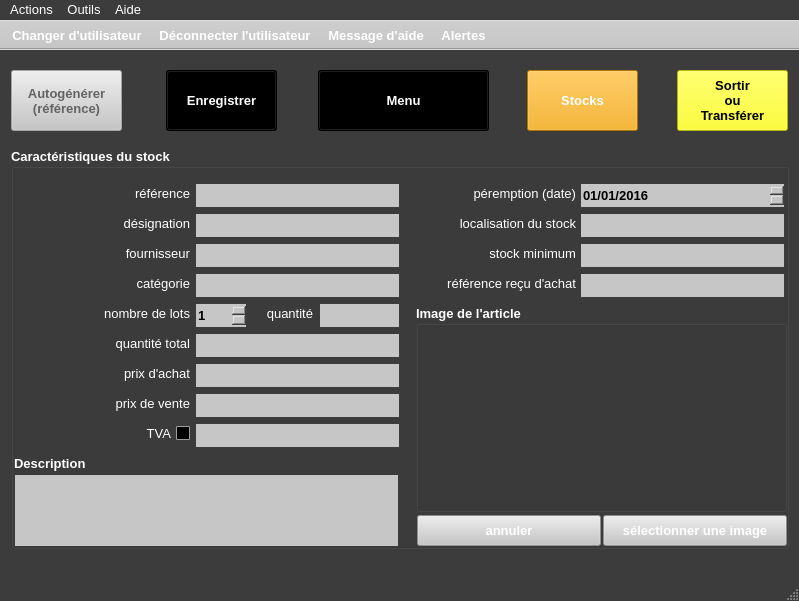
This is ui/yeroth-erp-entrer-window.ui in xnoumbissinoundou/yeroth-erp-3.0 as Qt 5 draws it before an edit. The edited form follows.
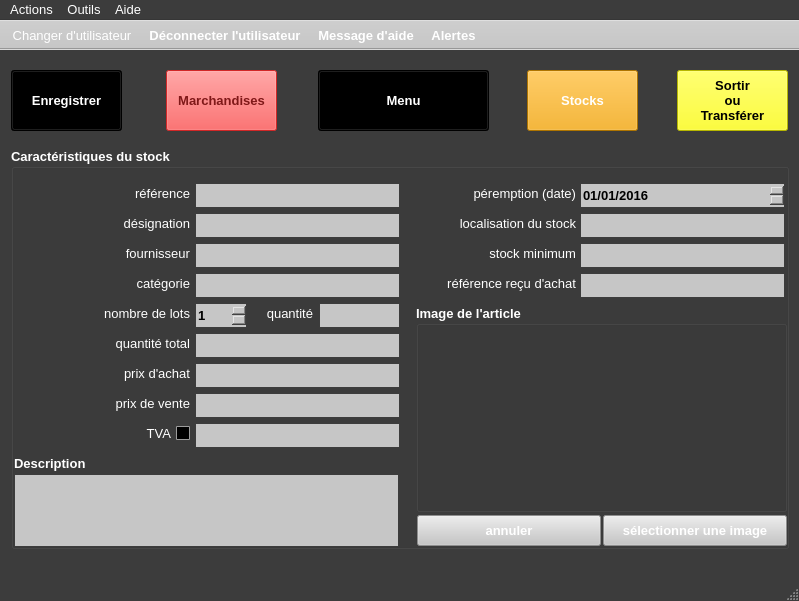
This is the edited form. Icons and pictures are not drawn. Custom widgets are drawn as their Qt base class.

Commit message: On branch master 	modified:   bin/yeroth-erp-3-0_english.qm 	modified:   src/windows/yeroth-erp-entrer-window.cpp 	modified:   src/windows/yeroth-erp-entrer-window.hpp 	modified:   src/windows/yeroth-erp-stock-detail-window.cpp 	modified:   src/windows/yeroth-erp-stock-detail-window.hpp 	modified:   src/windows/yeroth-erp-stocks-window.cpp 	modified:   ui/yeroth-erp-entrer-window.ui 	modified:   ui/yeroth-erp-stock-detail-window.ui 	modified:   yeroth-erp-3-0_english.ts

Patch:
```diff
--- a/ui/yeroth-erp-entrer-window.ui
+++ b/ui/yeroth-erp-entrer-window.ui
@@ -440,450 +440,10 @@
    <locale language="French" country="France"/>
   </property>
   <widget class="QWidget" name="centralwidget_entrerWindow">
-   <widget class="YerothPushButton" name="pushButton_autogenerer_codebar">
-    <property name="enabled">
-     <bool>false</bool>
-    </property>
-    <property name="geometry">
-     <rect>
-      <x>11</x>
-      <y>20</y>
-      <width>111</width>
-      <height>61</height>
-     </rect>
-    </property>
-    <property name="palette">
-     <palette>
-      <active>
-       <colorrole role="WindowText">
-        <brush brushstyle="SolidPattern">
-         <color alpha="255">
-          <red>255</red>
-          <green>255</green>
-          <blue>255</blue>
-         </color>
-        </brush>
-       </colorrole>
-       <colorrole role="Button">
-        <brush brushstyle="SolidPattern">
-         <color alpha="255">
-          <red>198</red>
-          <green>198</green>
-          <blue>198</blue>
-         </color>
-        </brush>
-       </colorrole>
-       <colorrole role="Light">
-        <brush brushstyle="SolidPattern">
-         <color alpha="255">
-          <red>255</red>
-          <green>255</green>
-          <blue>255</blue>
-         </color>
-        </brush>
-       </colorrole>
-       <colorrole role="Midlight">
-        <brush brushstyle="SolidPattern">
-         <color alpha="255">
-          <red>226</red>
-          <green>226</green>
-          <blue>226</blue>
-         </color>
-        </brush>
-       </colorrole>
-       <colorrole role="Dark">
-        <brush brushstyle="SolidPattern">
-         <color alpha="255">
-          <red>99</red>
-          <green>99</green>
-          <blue>99</blue>
-         </color>
-        </brush>
-       </colorrole>
-       <colorrole role="Mid">
-        <brush brushstyle="SolidPattern">
-         <color alpha="255">
-          <red>132</red>
-          <green>132</green>
-          <blue>132</blue>
-         </color>
-        </brush>
-       </colorrole>
-       <colorrole role="Text">
-        <brush brushstyle="SolidPattern">
-         <color alpha="255">
-          <red>255</red>
-          <green>255</green>
-          <blue>255</blue>
-         </color>
-        </brush>
-       </colorrole>
-       <colorrole role="BrightText">
-        <brush brushstyle="SolidPattern">
-         <color alpha="255">
-          <red>255</red>
-          <green>255</green>
-          <blue>255</blue>
-         </color>
-        </brush>
-       </colorrole>
-       <colorrole role="ButtonText">
-        <brush brushstyle="SolidPattern">
-         <color alpha="255">
-          <red>255</red>
-          <green>255</green>
-          <blue>255</blue>
-         </color>
-        </brush>
-       </colorrole>
-       <colorrole role="Base">
-        <brush brushstyle="SolidPattern">
-         <color alpha="255">
-          <red>255</red>
-          <green>255</green>
-          <blue>255</blue>
-         </color>
-        </brush>
-       </colorrole>
-       <colorrole role="Window">
-        <brush brushstyle="SolidPattern">
-         <color alpha="255">
-          <red>198</red>
-          <green>198</green>
-          <blue>198</blue>
-         </color>
-        </brush>
-       </colorrole>
-       <colorrole role="Shadow">
-        <brush brushstyle="SolidPattern">
-         <color alpha="255">
-          <red>0</red>
-          <green>0</green>
-          <blue>0</blue>
-         </color>
-        </brush>
-       </colorrole>
-       <colorrole role="AlternateBase">
-        <brush brushstyle="SolidPattern">
-         <color alpha="255">
-          <red>226</red>
-          <green>226</green>
-          <blue>226</blue>
-         </color>
-        </brush>
-       </colorrole>
-       <colorrole role="ToolTipBase">
-        <brush brushstyle="SolidPattern">
-         <color alpha="255">
-          <red>255</red>
-          <green>255</green>
-          <blue>220</blue>
-         </color>
-        </brush>
-       </colorrole>
-       <colorrole role="ToolTipText">
-        <brush brushstyle="SolidPattern">
-         <color alpha="255">
-          <red>0</red>
-          <green>0</green>
-          <blue>0</blue>
-         </color>
-        </brush>
-       </colorrole>
-      </active>
-      <inactive>
-       <colorrole role="WindowText">
-        <brush brushstyle="SolidPattern">
-         <color alpha="255">
-          <red>255</red>
-          <green>255</green>
-          <blue>255</blue>
-         </color>
-        </brush>
-       </colorrole>
-       <colorrole role="Button">
-        <brush brushstyle="SolidPattern">
-         <color alpha="255">
-          <red>198</red>
-          <green>198</green>
-          <blue>198</blue>
-         </color>
-        </brush>
-       </colorrole>
-       <colorrole role="Light">
-        <brush brushstyle="SolidPattern">
-         <color alpha="255">
-          <red>255</red>
-          <green>255</green>
-          <blue>255</blue>
-         </color>
-        </brush>
-       </colorrole>
-       <colorrole role="Midlight">
-        <brush brushstyle="SolidPattern">
-         <color alpha="255">
-          <red>226</red>
-          <green>226</green>
-          <blue>226</blue>
-         </color>
-        </brush>
-       </colorrole>
-       <colorrole role="Dark">
-        <brush brushstyle="SolidPattern">
-         <color alpha="255">
-          <red>99</red>
-          <green>99</green>
-          <blue>99</blue>
-         </color>
-        </brush>
-       </colorrole>
-       <colorrole role="Mid">
-        <brush brushstyle="SolidPattern">
-         <color alpha="255">
-          <red>132</red>
-          <green>132</green>
-          <blue>132</blue>
-         </color>
-        </brush>
-       </colorrole>
-       <colorrole role="Text">
-        <brush brushstyle="SolidPattern">
-         <color alpha="255">
-          <red>255</red>
-          <green>255</green>
-          <blue>255</blue>
-         </color>
-        </brush>
-       </colorrole>
-       <colorrole role="BrightText">
-        <brush brushstyle="SolidPattern">
-         <color alpha="255">
-          <red>255</red>
-          <green>255</green>
-          <blue>255</blue>
-         </color>
-        </brush>
-       </colorrole>
-       <colorrole role="ButtonText">
-        <brush brushstyle="SolidPattern">
-         <color alpha="255">
-          <red>255</red>
-          <green>255</green>
-          <blue>255</blue>
-         </color>
-        </brush>
-       </colorrole>
-       <colorrole role="Base">
-        <brush brushstyle="SolidPattern">
-         <color alpha="255">
-          <red>255</red>
-          <green>255</green>
-          <blue>255</blue>
-         </color>
-        </brush>
-       </colorrole>
-       <colorrole role="Window">
-        <brush brushstyle="SolidPattern">
-         <color alpha="255">
-          <red>198</red>
-          <green>198</green>
-          <blue>198</blue>
-         </color>
-        </brush>
-       </colorrole>
-       <colorrole role="Shadow">
-        <brush brushstyle="SolidPattern">
-         <color alpha="255">
-          <red>0</red>
-          <green>0</green>
-          <blue>0</blue>
-         </color>
-        </brush>
-       </colorrole>
-       <colorrole role="AlternateBase">
-        <brush brushstyle="SolidPattern">
-         <color alpha="255">
-          <red>226</red>
-          <green>226</green>
-          <blue>226</blue>
-         </color>
-        </brush>
-       </colorrole>
-       <colorrole role="ToolTipBase">
-        <brush brushstyle="SolidPattern">
-         <color alpha="255">
-          <red>255</red>
-          <green>255</green>
-          <blue>220</blue>
-         </color>
-        </brush>
-       </colorrole>
-       <colorrole role="ToolTipText">
-        <brush brushstyle="SolidPattern">
-         <color alpha="255">
-          <red>0</red>
-          <green>0</green>
-          <blue>0</blue>
-         </color>
-        </brush>
-       </colorrole>
-      </inactive>
-      <disabled>
-       <colorrole role="WindowText">
-        <brush brushstyle="SolidPattern">
-         <color alpha="255">
-          <red>99</red>
-          <green>99</green>
-          <blue>99</blue>
-         </color>
-        </brush>
-       </colorrole>
-       <colorrole role="Button">
-        <brush brushstyle="SolidPattern">
-         <color alpha="255">
-          <red>198</red>
-          <green>198</green>
-          <blue>198</blue>
-         </color>
-        </brush>
-       </colorrole>
-       <colorrole role="Light">
-        <brush brushstyle="SolidPattern">
-         <color alpha="255">
-          <red>255</red>
-          <green>255</green>
-          <blue>255</blue>
-         </color>
-        </brush>
-       </colorrole>
-       <colorrole role="Midlight">
-        <brush brushstyle="SolidPattern">
-         <color alpha="255">
-          <red>226</red>
-          <green>226</green>
-          <blue>226</blue>
-         </color>
-        </brush>
-       </colorrole>
-       <colorrole role="Dark">
-        <brush brushstyle="SolidPattern">
-         <color alpha="255">
-          <red>99</red>
-          <green>99</green>
-          <blue>99</blue>
-         </color>
-        </brush>
-       </colorrole>
-       <colorrole role="Mid">
-        <brush brushstyle="SolidPattern">
-         <color alpha="255">
-          <red>132</red>
-          <green>132</green>
-          <blue>132</blue>
-         </color>
-        </brush>
-       </colorrole>
-       <colorrole role="Text">
-        <brush brushstyle="SolidPattern">
-         <color alpha="255">
-          <red>99</red>
-          <green>99</green>
-          <blue>99</blue>
-         </color>
-        </brush>
-       </colorrole>
-       <colorrole role="BrightText">
-        <brush brushstyle="SolidPattern">
-         <color alpha="255">
-          <red>255</red>
-          <green>255</green>
-          <blue>255</blue>
-         </color>
-        </brush>
-       </colorrole>
-       <colorrole role="ButtonText">
-        <brush brushstyle="SolidPattern">
-         <color alpha="255">
-          <red>99</red>
-          <green>99</green>
-          <blue>99</blue>
-         </color>
-        </brush>
-       </colorrole>
-       <colorrole role="Base">
-        <brush brushstyle="SolidPattern">
-         <color alpha="255">
-          <red>198</red>
-          <green>198</green>
-          <blue>198</blue>
-         </color>
-        </brush>
-       </colorrole>
-       <colorrole role="Window">
-        <brush brushstyle="SolidPattern">
-         <color alpha="255">
-          <red>198</red>
-          <green>198</green>
-          <blue>198</blue>
-         </color>
-        </brush>
-       </colorrole>
-       <colorrole role="Shadow">
-        <brush brushstyle="SolidPattern">
-         <color alpha="255">
-          <red>0</red>
-          <green>0</green>
-          <blue>0</blue>
-         </color>
-        </brush>
-       </colorrole>
-       <colorrole role="AlternateBase">
-        <brush brushstyle="SolidPattern">
-         <color alpha="255">
-          <red>198</red>
-          <green>198</green>
-          <blue>198</blue>
-         </color>
-        </brush>
-       </colorrole>
-       <colorrole role="ToolTipBase">
-        <brush brushstyle="SolidPattern">
-         <color alpha="255">
-          <red>255</red>
-          <green>255</green>
-          <blue>220</blue>
-         </color>
-        </brush>
-       </colorrole>
-       <colorrole role="ToolTipText">
-        <brush brushstyle="SolidPattern">
-         <color alpha="255">
-          <red>0</red>
-          <green>0</green>
-          <blue>0</blue>
-         </color>
-        </brush>
-       </colorrole>
-      </disabled>
-     </palette>
-    </property>
-    <property name="font">
-     <font>
-      <pointsize>10</pointsize>
-      <weight>75</weight>
-      <bold>true</bold>
-      <underline>false</underline>
-     </font>
-    </property>
-    <property name="text">
-     <string>Autogénérer
-(référence)</string>
-    </property>
-   </widget>
    <widget class="YerothPushButton" name="pushButton_enregistrer_produit">
     <property name="geometry">
      <rect>
-      <x>166</x>
+      <x>11</x>
       <y>20</y>
       <width>111</width>
       <height>61</height>
@@ -12753,6 +12313,445 @@
      </property>
     </widget>
    </widget>
+   <widget class="YerothPushButton" name="pushButton_marchandises">
+    <property name="enabled">
+     <bool>false</bool>
+    </property>
+    <property name="geometry">
+     <rect>
+      <x>166</x>
+      <y>20</y>
+      <width>111</width>
+      <height>61</height>
+     </rect>
+    </property>
+    <property name="palette">
+     <palette>
+      <active>
+       <colorrole role="WindowText">
+        <brush brushstyle="SolidPattern">
+         <color alpha="255">
+          <red>0</red>
+          <green>0</green>
+          <blue>0</blue>
+         </color>
+        </brush>
+       </colorrole>
+       <colorrole role="Button">
+        <brush brushstyle="SolidPattern">
+         <color alpha="255">
+          <red>255</red>
+          <green>48</green>
+          <blue>48</blue>
+         </color>
+        </brush>
+       </colorrole>
+       <colorrole role="Light">
+        <brush brushstyle="SolidPattern">
+         <color alpha="255">
+          <red>255</red>
+          <green>176</green>
+          <blue>176</blue>
+         </color>
+        </brush>
+       </colorrole>
+       <colorrole role="Midlight">
+        <brush brushstyle="SolidPattern">
+         <color alpha="255">
+          <red>255</red>
+          <green>112</green>
+          <blue>112</blue>
+         </color>
+        </brush>
+       </colorrole>
+       <colorrole role="Dark">
+        <brush brushstyle="SolidPattern">
+         <color alpha="255">
+          <red>127</red>
+          <green>24</green>
+          <blue>24</blue>
+         </color>
+        </brush>
+       </colorrole>
+       <colorrole role="Mid">
+        <brush brushstyle="SolidPattern">
+         <color alpha="255">
+          <red>170</red>
+          <green>32</green>
+          <blue>32</blue>
+         </color>
+        </brush>
+       </colorrole>
+       <colorrole role="Text">
+        <brush brushstyle="SolidPattern">
+         <color alpha="255">
+          <red>0</red>
+          <green>0</green>
+          <blue>0</blue>
+         </color>
+        </brush>
+       </colorrole>
+       <colorrole role="BrightText">
+        <brush brushstyle="SolidPattern">
+         <color alpha="255">
+          <red>255</red>
+          <green>255</green>
+          <blue>255</blue>
+         </color>
+        </brush>
+       </colorrole>
+       <colorrole role="ButtonText">
+        <brush brushstyle="SolidPattern">
+         <color alpha="255">
+          <red>0</red>
+          <green>0</green>
+          <blue>0</blue>
+         </color>
+        </brush>
+       </colorrole>
+       <colorrole role="Base">
+        <brush brushstyle="SolidPattern">
+         <color alpha="255">
+          <red>255</red>
+          <green>255</green>
+          <blue>255</blue>
+         </color>
+        </brush>
+       </colorrole>
+       <colorrole role="Window">
+        <brush brushstyle="SolidPattern">
+         <color alpha="255">
+          <red>255</red>
+          <green>48</green>
+          <blue>48</blue>
+         </color>
+        </brush>
+       </colorrole>
+       <colorrole role="Shadow">
+        <brush brushstyle="SolidPattern">
+         <color alpha="255">
+          <red>0</red>
+          <green>0</green>
+          <blue>0</blue>
+         </color>
+        </brush>
+       </colorrole>
+       <colorrole role="AlternateBase">
+        <brush brushstyle="SolidPattern">
+         <color alpha="255">
+          <red>255</red>
+          <green>151</green>
+          <blue>151</blue>
+         </color>
+        </brush>
+       </colorrole>
+       <colorrole role="ToolTipBase">
+        <brush brushstyle="SolidPattern">
+         <color alpha="255">
+          <red>255</red>
+          <green>255</green>
+          <blue>220</blue>
+         </color>
+        </brush>
+       </colorrole>
+       <colorrole role="ToolTipText">
+        <brush brushstyle="SolidPattern">
+         <color alpha="255">
+          <red>0</red>
+          <green>0</green>
+          <blue>0</blue>
+         </color>
+        </brush>
+       </colorrole>
+      </active>
+      <inactive>
+       <colorrole role="WindowText">
+        <brush brushstyle="SolidPattern">
+         <color alpha="255">
+          <red>0</red>
+          <green>0</green>
+          <blue>0</blue>
+         </color>
+        </brush>
+       </colorrole>
+       <colorrole role="Button">
+        <brush brushstyle="SolidPattern">
+         <color alpha="255">
+          <red>255</red>
+          <green>48</green>
+          <blue>48</blue>
+         </color>
+        </brush>
+       </colorrole>
+       <colorrole role="Light">
+        <brush brushstyle="SolidPattern">
+         <color alpha="255">
+          <red>255</red>
+          <green>176</green>
+          <blue>176</blue>
+         </color>
+        </brush>
+       </colorrole>
+       <colorrole role="Midlight">
+        <brush brushstyle="SolidPattern">
+         <color alpha="255">
+          <red>255</red>
+          <green>112</green>
+          <blue>112</blue>
+         </color>
+        </brush>
+       </colorrole>
+       <colorrole role="Dark">
+        <brush brushstyle="SolidPattern">
+         <color alpha="255">
+          <red>127</red>
+          <green>24</green>
+          <blue>24</blue>
+         </color>
+        </brush>
+       </colorrole>
+       <colorrole role="Mid">
+        <brush brushstyle="SolidPattern">
+         <color alpha="255">
+          <red>170</red>
+          <green>32</green>
+          <blue>32</blue>
+         </color>
+        </brush>
+       </colorrole>
+       <colorrole role="Text">
+        <brush brushstyle="SolidPattern">
+         <color alpha="255">
+          <red>0</red>
+          <green>0</green>
+          <blue>0</blue>
+         </color>
+        </brush>
+       </colorrole>
+       <colorrole role="BrightText">
+        <brush brushstyle="SolidPattern">
+         <color alpha="255">
+          <red>255</red>
+          <green>255</green>
+          <blue>255</blue>
+         </color>
+        </brush>
+       </colorrole>
+       <colorrole role="ButtonText">
+        <brush brushstyle="SolidPattern">
+         <color alpha="255">
+          <red>0</red>
+          <green>0</green>
+          <blue>0</blue>
+         </color>
+        </brush>
+       </colorrole>
+       <colorrole role="Base">
+        <brush brushstyle="SolidPattern">
+         <color alpha="255">
+          <red>255</red>
+          <green>255</green>
+          <blue>255</blue>
+         </color>
+        </brush>
+       </colorrole>
+       <colorrole role="Window">
+        <brush brushstyle="SolidPattern">
+         <color alpha="255">
+          <red>255</red>
+          <green>48</green>
+          <blue>48</blue>
+         </color>
+        </brush>
+       </colorrole>
+       <colorrole role="Shadow">
+        <brush brushstyle="SolidPattern">
+         <color alpha="255">
+          <red>0</red>
+          <green>0</green>
+          <blue>0</blue>
+         </color>
+        </brush>
+       </colorrole>
+       <colorrole role="AlternateBase">
+        <brush brushstyle="SolidPattern">
+         <color alpha="255">
+          <red>255</red>
+          <green>151</green>
+          <blue>151</blue>
+         </color>
+        </brush>
+       </colorrole>
+       <colorrole role="ToolTipBase">
+        <brush brushstyle="SolidPattern">
+         <color alpha="255">
+          <red>255</red>
+          <green>255</green>
+          <blue>220</blue>
+         </color>
+        </brush>
+       </colorrole>
+       <colorrole role="ToolTipText">
+        <brush brushstyle="SolidPattern">
+         <color alpha="255">
+          <red>0</red>
+          <green>0</green>
+          <blue>0</blue>
+         </color>
+        </brush>
+       </colorrole>
+      </inactive>
+      <disabled>
+       <colorrole role="WindowText">
+        <brush brushstyle="SolidPattern">
+         <color alpha="255">
+          <red>127</red>
+          <green>24</green>
+          <blue>24</blue>
+         </color>
+        </brush>
+       </colorrole>
+       <colorrole role="Button">
+        <brush brushstyle="SolidPattern">
+         <color alpha="255">
+          <red>255</red>
+          <green>48</green>
+          <blue>48</blue>
+         </color>
+        </brush>
+       </colorrole>
+       <colorrole role="Light">
+        <brush brushstyle="SolidPattern">
+         <color alpha="255">
+          <red>255</red>
+          <green>176</green>
+          <blue>176</blue>
+         </color>
+        </brush>
+       </colorrole>
+       <colorrole role="Midlight">
+        <brush brushstyle="SolidPattern">
+         <color alpha="255">
+          <red>255</red>
+          <green>112</green>
+          <blue>112</blue>
+         </color>
+        </brush>
+       </colorrole>
+       <colorrole role="Dark">
+        <brush brushstyle="SolidPattern">
+         <color alpha="255">
+          <red>127</red>
+          <green>24</green>
+          <blue>24</blue>
+         </color>
+        </brush>
+       </colorrole>
+       <colorrole role="Mid">
+        <brush brushstyle="SolidPattern">
+         <color alpha="255">
+          <red>170</red>
+          <green>32</green>
+          <blue>32</blue>
+         </color>
+        </brush>
+       </colorrole>
+       <colorrole role="Text">
+        <brush brushstyle="SolidPattern">
+         <color alpha="255">
+          <red>127</red>
+          <green>24</green>
+          <blue>24</blue>
+         </color>
+        </brush>
+       </colorrole>
+       <colorrole role="BrightText">
+        <brush brushstyle="SolidPattern">
+         <color alpha="255">
+          <red>255</red>
+          <green>255</green>
+          <blue>255</blue>
+         </color>
+        </brush>
+       </colorrole>
+       <colorrole role="ButtonText">
+        <brush brushstyle="SolidPattern">
+         <color alpha="255">
+          <red>127</red>
+          <green>24</green>
+          <blue>24</blue>
+         </color>
+        </brush>
+       </colorrole>
+       <colorrole role="Base">
+        <brush brushstyle="SolidPattern">
+         <color alpha="255">
+          <red>255</red>
+          <green>48</green>
+          <blue>48</blue>
+         </color>
+        </brush>
+       </colorrole>
+       <colorrole role="Window">
+        <brush brushstyle="SolidPattern">
+         <color alpha="255">
+          <red>255</red>
+          <green>48</green>
+          <blue>48</blue>
+         </color>
+        </brush>
+       </colorrole>
+       <colorrole role="Shadow">
+        <brush brushstyle="SolidPattern">
+         <color alpha="255">
+          <red>0</red>
+          <green>0</green>
+          <blue>0</blue>
+         </color>
+        </brush>
+       </colorrole>
+       <colorrole role="AlternateBase">
+        <brush brushstyle="SolidPattern">
+         <color alpha="255">
+          <red>255</red>
+          <green>48</green>
+          <blue>48</blue>
+         </color>
+        </brush>
+       </colorrole>
+       <colorrole role="ToolTipBase">
+        <brush brushstyle="SolidPattern">
+         <color alpha="255">
+          <red>255</red>
+          <green>255</green>
+          <blue>220</blue>
+         </color>
+        </brush>
+       </colorrole>
+       <colorrole role="ToolTipText">
+        <brush brushstyle="SolidPattern">
+         <color alpha="255">
+          <red>0</red>
+          <green>0</green>
+          <blue>0</blue>
+         </color>
+        </brush>
+       </colorrole>
+      </disabled>
+     </palette>
+    </property>
+    <property name="font">
+     <font>
+      <pointsize>10</pointsize>
+      <weight>75</weight>
+      <bold>true</bold>
+      <underline>false</underline>
+     </font>
+    </property>
+    <property name="text">
+     <string>Marchandises</string>
+    </property>
+   </widget>
   </widget>
   <widget class="QMenuBar" name="menubar_entrerWindow">
    <property name="geometry">
@@ -14537,8 +14536,8 @@
    <property name="font">
     <font>
      <pointsize>10</pointsize>
-     <weight>75</weight>
-     <bold>true</bold>
+     <weight>50</weight>
+     <bold>false</bold>
     </font>
    </property>
   </action>
```
Left out of the diff: 18 changed lines with no effect on the pictures. The commit also changes 8 other files.
